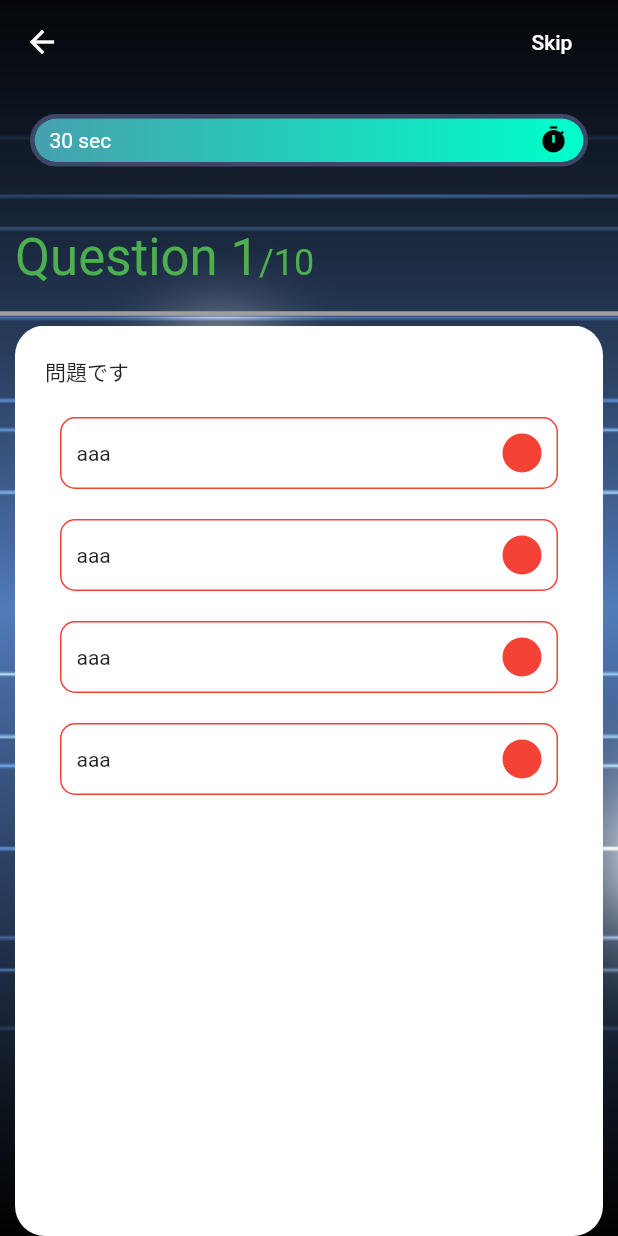
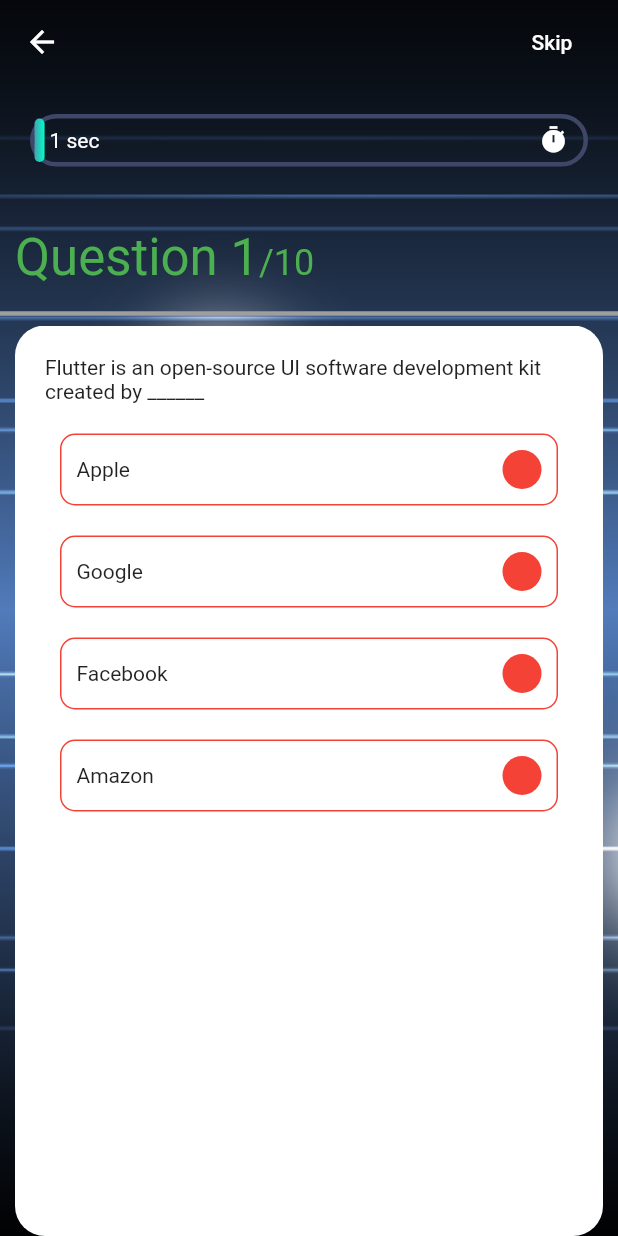
Before and after one commit to joe1986-dotcom/flutter_app_design, a Flutter app: the screen it shows after launch, after a tap on "Let's start quiz", on a phone screen of 412 x 824 dp. Run offline on Flutter 3.47's test engine with Material 2 defaults, Android fonts, the phone set to English and light mode, and no system bars; our stand-ins replace get.

Commit message:
プログレスバー 時間アニメーション追加

```diff
--- a/lib/components/body.dart
+++ b/lib/components/body.dart
@@ -58,7 +58,9 @@ class Body extends StatelessWidget {
                   // スクロールしないように設定
                   physics: NeverScrollableScrollPhysics(),
                   // 問題部分は別ウィジェットで管理
-                  itemBuilder: (context, index) => QuestionCard(),
+                  itemBuilder: (context, index) => QuestionCard(
+                    question: _questionController.questions[index],
+                  ),
                 ),
 
               ),
--- a/lib/components/option.dart
+++ b/lib/components/option.dart
@@ -31,7 +31,7 @@ class Option extends StatelessWidget {
             child: Row(
               mainAxisAlignment: MainAxisAlignment.spaceBetween,
               children: [
-                Text("aaa"),
+                Text(text),
                 Container(
                   width: 26,
                   height: 26,
--- a/lib/components/progressbar.dart
+++ b/lib/components/progressbar.dart
@@ -1,5 +1,7 @@
 import 'package:flutter/cupertino.dart';
 import 'package:flutter/material.dart';
+import 'package:flutter_app_design/controllers/question_controller.dart';
+import 'package:get/get.dart';
 
 class ProgressBar extends StatelessWidget {
   @override
@@ -14,10 +16,15 @@ class ProgressBar extends StatelessWidget {
           width: 3,
         ),
       ),
-      child: Stack(
+      child: GetBuilder<QuestionController>(
+        init: QuestionController(),
+        builder: (qnController) =>
+            Stack(
           children: [
-          Container(
-            width:double.infinity,
+            LayoutBuilder(
+              builder: (context, constraints) {
+                return Container(
+                  width: constraints.maxWidth * qnController.animation.value,
                   decoration: BoxDecoration(
                     gradient: LinearGradient(
                       colors: [Color(0xFF46A0AE), Color(0xFF00FFCB)],
@@ -26,6 +33,9 @@ class ProgressBar extends StatelessWidget {
                     ),
                     borderRadius: BorderRadius.circular(50),
                   ),
+                );
+
+              }
             ),
             Positioned.fill(
               child: Padding(
@@ -34,14 +44,15 @@ class ProgressBar extends StatelessWidget {
                   mainAxisAlignment: MainAxisAlignment.spaceBetween,
                   children: [
                     Text(
-                    "30 sec",
+                      (qnController.animation.value * 60).round().toString() + " sec",
+                      // 10.toString(),
                       style: TextStyle(
                         color: Colors.white,
                       ),
                     ),
                     Icon(
                       Icons.timer,
-                    color: Colors.black,
+                      color: Colors.white,
                       size: 20.0,
                     ),
                   ],
@@ -50,6 +61,7 @@ class ProgressBar extends StatelessWidget {
             ),
           ],
         ),
+      ),
     );
   }
 }
--- a/lib/components/question_card.dart
+++ b/lib/components/question_card.dart
@@ -1,10 +1,19 @@
 import 'package:flutter/cupertino.dart';
 import 'package:flutter/material.dart';
 import 'package:flutter_app_design/components/option.dart';
+import 'package:flutter_app_design/controllers/question_controller.dart';
+import 'package:flutter_app_design/models/question.dart';
+import 'package:get/get.dart';
 
 class QuestionCard extends StatelessWidget {
+  final Question question;
+
+  QuestionCard({Key key, this.question}) : super(key: key);
+
   @override
   Widget build(BuildContext context) {
+    QuestionController _questionController = Get.put(QuestionController());
+
     return Container(
       margin: EdgeInsets.symmetric(horizontal: 10.0),
       padding: EdgeInsets.all(20.0),
@@ -15,12 +24,16 @@ class QuestionCard extends StatelessWidget {
       child: Column(
         crossAxisAlignment: CrossAxisAlignment.start,
         children: [
-          Text("問題です"),
+          Text(question.question),
           SizedBox(height: 10.0),
           ...List.generate(
           // 全問題数
           4, (index) => Option(
-              index:index
+            index:index,
+            text: question.options[index],
+            press: (){
+              _questionController.checkAns(question, index);
+            },
             ),
           ),
         ],
--- a/lib/controllers/question_controller.dart
+++ b/lib/controllers/question_controller.dart
@@ -1,27 +1,71 @@
+import 'package:flutter/cupertino.dart';
 import 'package:flutter_app_design/models/question.dart';
 import 'package:get/get.dart';
 
-class QuestionController extends GetxController {
+class QuestionController extends GetxController with SingleGetTickerProviderMixin {
 
   // region メンバ変数
 
+  // アニメーションコントローラー
+  AnimationController _animationController;
+  // アニメーション定義
+  Animation _animation;
+  Animation get animation => _animation;
+
+
   // ページコントローラー
+  PageController _pageController;
+  PageController get pageController => _pageController;
   // 全問題をQuestionクラスから取得
+  List<Question> _questions = sample_data.map((question) => Question(
+    id:question["id"],
+    question:question["question"],
+    correctAns:question["correctAns"],
+    options:question["options"])).toList();
+  List<Question> get questions => _questions;
   // 問題の正解番号
+  int _currentCorrectAns;
+  int get currentCorrectAns => _currentCorrectAns;
   // 選択された答え番号
+  int _selectedAns;
+  int get selectedAns => _selectedAns;
+
   // 現在の問題数
+  int _currentQuestionNum = 0;
+  int get currentQuestionNum => _currentQuestionNum;
   // 現在の正解数
-
+  int _correctNum = 0;
+  int get correctNum => _correctNum;
   // endregion
 
   // region 初期化
+  // ページコントローラーを取得
+  @override
+  onInit() {
 
-  // ページコントローラーを取得
-  QuestionController();
+    _animationController = AnimationController(duration:Duration(seconds: 60),vsync: this);
+    // アニメーション追加（時刻）
+    _animation = Tween(begin:0.0, end:1.0).animate(_animationController)
+      ..addListener(() {
+       update();
+    });
+
+    // アニメーションをスタートする
+    _animationController.forward();
+    _pageController = PageController();
+
+  }
 
   // endregion
 
   // region 終了
+  @override
+  void onClose() {
+    // TODO: implement onClose
+    _pageController.dispose();
+    super.onClose();
+  }
+
 
 
   // endregion
@@ -29,6 +73,43 @@ class QuestionController extends GetxController {
   // region メソッド
 
   // 正解チェック
+  void checkAns(Question question, int selectedIndex){
+    // 正解
+    int correctAnsIndex = question.correctAns;
+    // 選択
+    int currentSelectedIndex = selectedIndex;
+
+    if(correctAnsIndex == currentSelectedIndex){
+      // 正解数を1上げる
+      _correctNum++;
+    }
+
+    update();
+    // 3秒待って次の問題へ遷移
+    Future.delayed(Duration(seconds: 3),(){
+      // 新しい画面にする
+      nextQuestion();
+    });
+
+  }
+
+  void nextQuestion(){
+    // 問題数が最後か判定
+    if(_questions.length != currentQuestionNum){
+      // 最後でなければ画面を変える
+      _pageController.nextPage(
+        duration: Duration(milliseconds: 250),
+        curve: Curves.ease,
+      );
+
+
+    }
+
+
+    // 最後であれば別画面に遷移
+  }
+
+
   // 次の問題を出題
 
   // 現在の問題番号を更新
--- a/lib/models/question.dart
+++ b/lib/models/question.dart
@@ -1,12 +1,23 @@
 class Question{
   // 問題Id
+  final int id;
   // 問題文
+  final String question;
   // 正解番号
+  final int correctAns;
   // 選択肢（文字列リスト）
+  final List<String> options;
 
   // コンストラクタ
+  Question({this.id, this.question, this.correctAns, this.options});
+}
+  // 問題Json
+  const List sample_data = [
+    {
+      "id":1,
+      "question":"Flutter is an open-source UI software development kit created by ______",
+      "correctAns":1,
+      "options":["Apple","Google","Facebook","Amazon"],
+    },
 
-  // 問題Json
-
-
-}
+  ];
```
Lines whose indentation alone changed are shown as unchanged.
